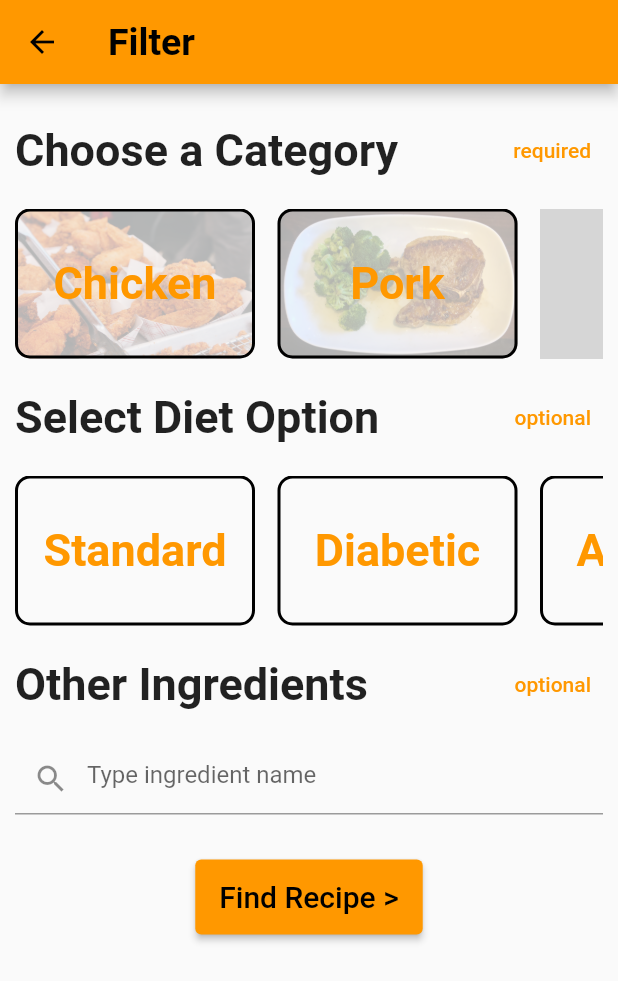
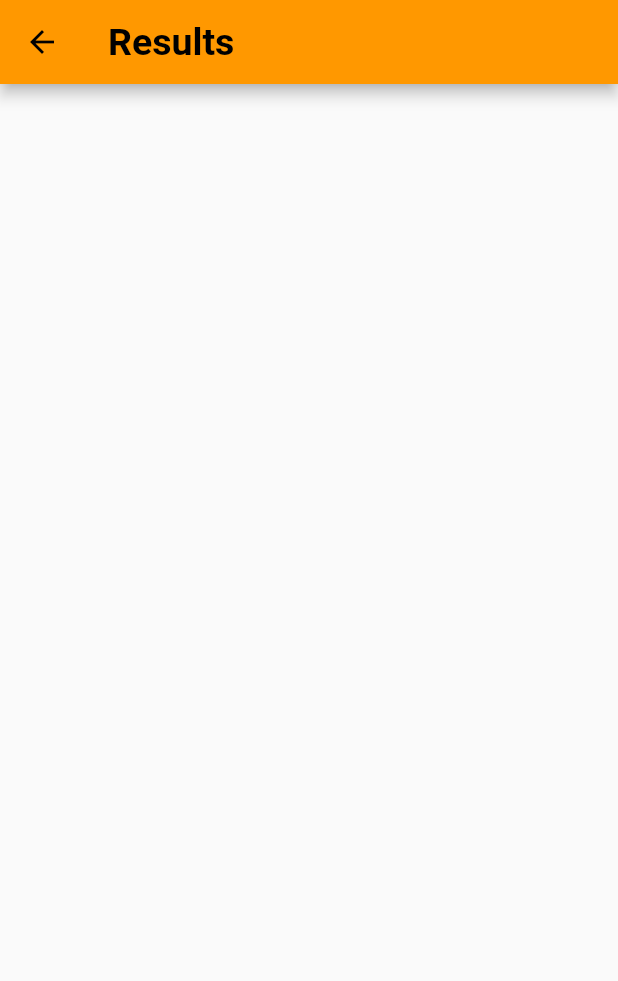
Before and after one commit to kaonapp/kaon, a Flutter app: the FilterPage screen opened directly, after a tap on "Find Recipe >", on a phone screen of 412 x 824 dp. Shown: the top 981 px of the screen. Run offline on Flutter 3.47's test engine with Material 2 defaults, Android fonts, the phone set to English and light mode, and no system bars; our stand-ins replace cloud_firestore, firebase_core, flutter_native_splash, get; accounts and stored records are empty; grey boxes are pictures that could not be loaded.

Commit message:
Initial commit for filter result page UI.

```diff
--- a/lib/filteringpage.dart
+++ b/lib/filteringpage.dart
@@ -1,5 +1,6 @@
 import 'package:cloud_firestore/cloud_firestore.dart';
 import 'package:flutter/material.dart';
+import 'package:ui/resultPage.dart';
 
 import 'categorypage.dart';
 
@@ -864,7 +865,14 @@ class _FilterPageState extends State<FilterPage> {
               ),
               // Find recipe button
               ElevatedButton(
-                onPressed: (() {}),
+                onPressed: (() {
+                  Navigator.push(
+                    context,
+                    MaterialPageRoute(
+                      builder: (context) => const ResultPage(),
+                    ),
+                  );
+                }),
                 style: ButtonStyle(
                   minimumSize: MaterialStateProperty.all(const Size(150, 50)),
                 ),
--- /dev/null
+++ b/lib/resultPage.dart
@@ -0,0 +1,21 @@
+import 'package:flutter/material.dart';
+
+class ResultPage extends StatelessWidget {
+  const ResultPage({super.key});
+
+  @override
+  Widget build(BuildContext context) {
+    return Scaffold(
+      appBar: AppBar(
+        title: const Text(
+          'Results',
+          style: TextStyle(
+            fontSize: 25,
+            fontWeight: FontWeight.bold,
+            fontStyle: FontStyle.normal,
+          ),
+        ),
+      ),
+    );
+  }
+}
```
